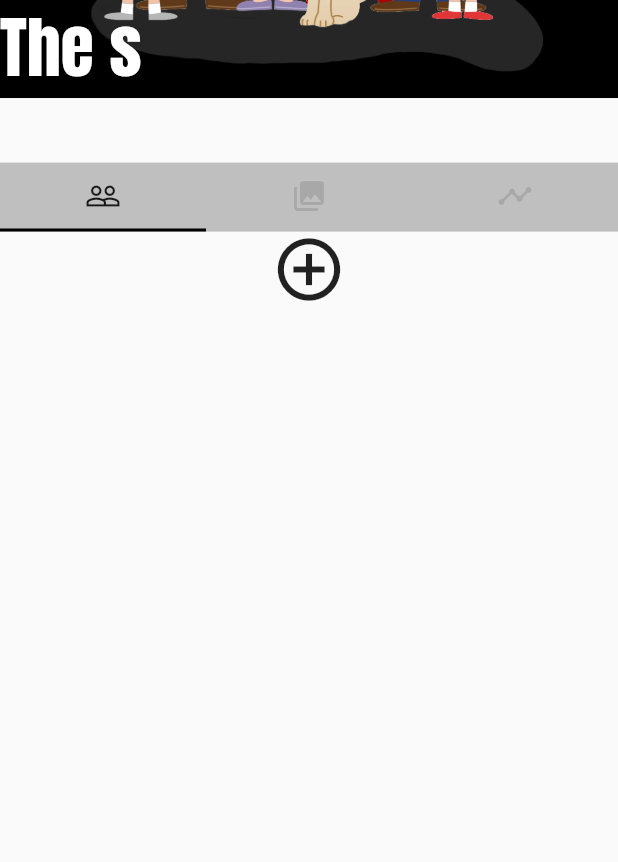
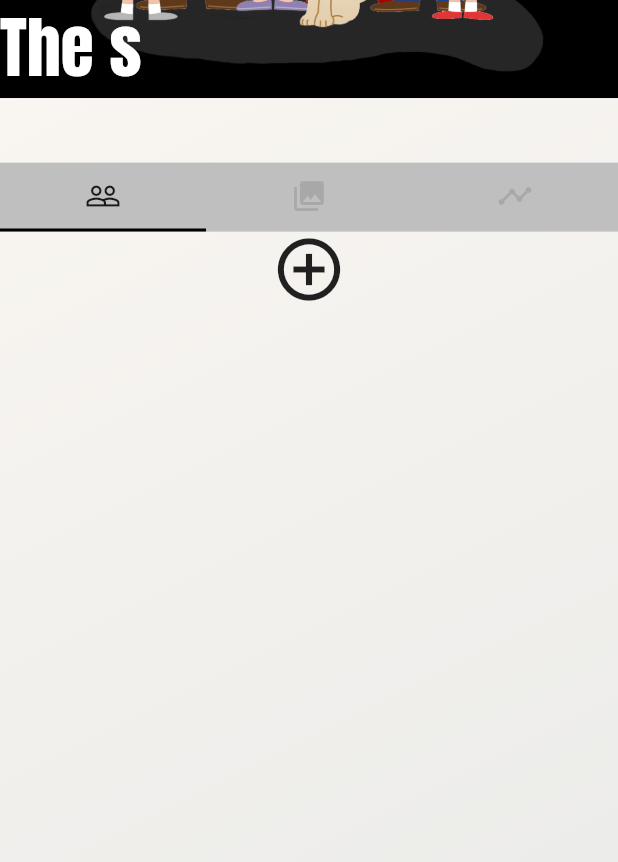
Before and after one commit to threethousandmonkeys/momento_front_end, a Flutter app: the ProfilePage screen opened directly, on a phone screen of 412 x 824 dp. Shown: the part 374-1236 px from the top of the screen. Run offline on Flutter 3.47's test engine with Material 2 defaults, Android fonts, the phone set to English and light mode, and no system bars; drawn by our look-alikes of carousel_slider; our stand-ins replace cached_network_image, circular_profile_avatar, cloud_firestore, firebase_auth, firebase_storage, flutter_secure_storage and 3 more; missing offline and left inert: flutter_multiselect, timeline_list; accounts and stored records are empty; statements that could not run were skipped; project files that could hold a hidden picture were left out.

Commit message:
Update color

```diff
--- a/momento/lib/screens/profile_page/profile_page.dart
+++ b/momento/lib/screens/profile_page/profile_page.dart
@@ -99,7 +99,10 @@ class _ProfilePageState extends State<ProfilePage> with TickerProviderStateMixin
   /// _buildProfile: build family profile display from the family details
   Widget _buildProfile(BuildContext context) {
     return Scaffold(
-      body: CustomScrollView(
+      body: Container(
+        height: _height,
+        decoration: kBackgroundDecoration,
+        child: CustomScrollView(
           slivers: <Widget>[
             SliverAppBar(
               pinned: true,
@@ -299,6 +302,7 @@ class _ProfilePageState extends State<ProfilePage> with TickerProviderStateMixin
             )
           ],
         ),
+      ),
     );
   }
 }
```
Also changed, not shown: momento/lib/screens/profile_page/time_line.dart (+10 -6 lines). Lines whose indentation alone changed are shown as unchanged.
